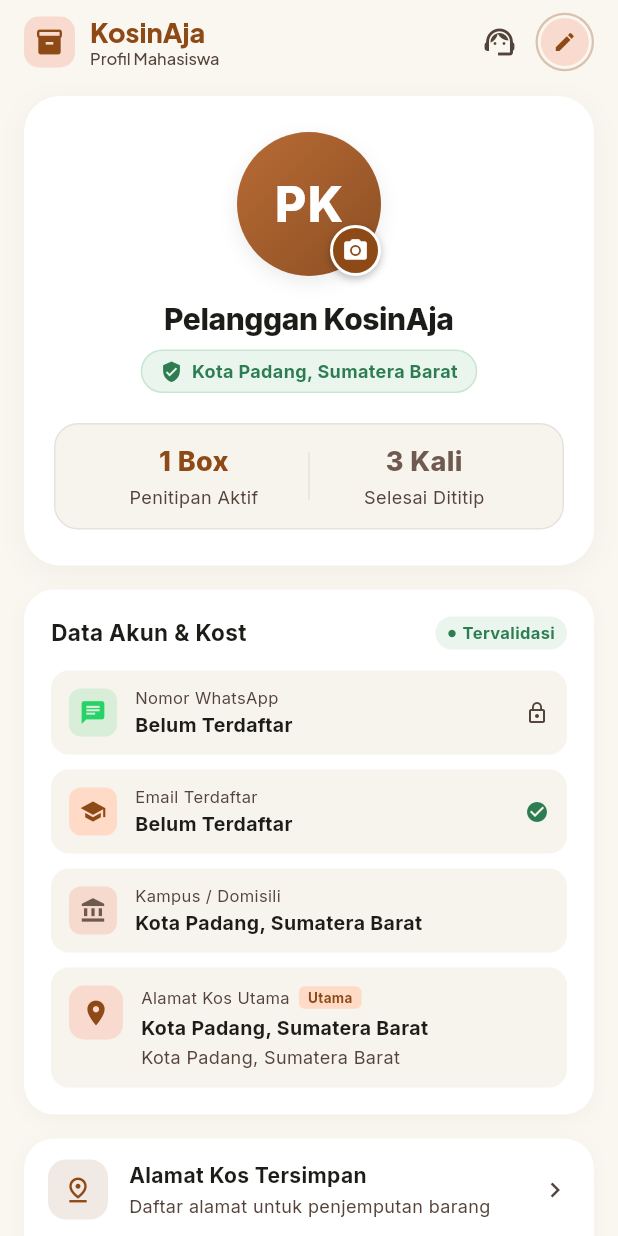
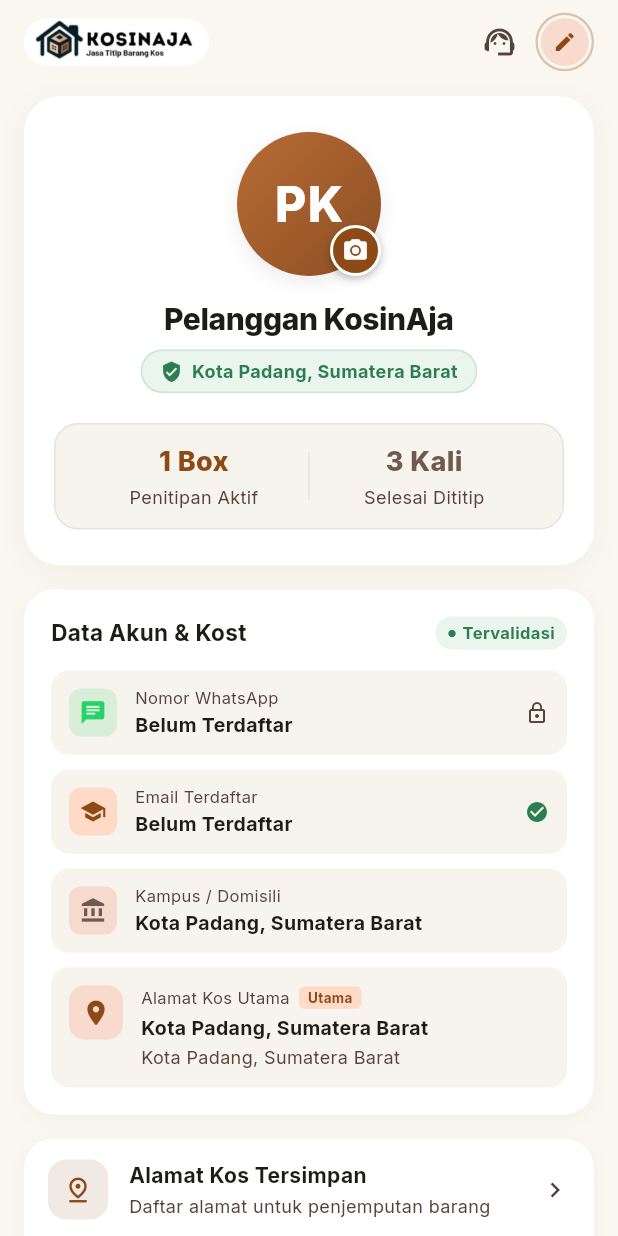
Before and after one commit to VaniaUlimazRivani/kosinaja-flutter, a Flutter app: the ProfileScreen screen opened by its route, on a phone screen of 412 x 824 dp. Run offline on Flutter 3.47's test engine with Material 2 defaults, Android fonts, the phone set to English and light mode, and no system bars; our stand-ins replace firebase_auth, firebase_core, google_fonts, google_sign_in, image_picker, shared_preferences and 1 more; accounts and stored records are empty; network calls fail.

Commit message:
feat(ui): replace dummy logo with official KosinAja brand logo asset in profile and orders

```diff
--- a/lib/screens/profile/profile_screen.dart
+++ b/lib/screens/profile/profile_screen.dart
@@ -769,43 +769,10 @@
         backgroundColor: AppColors.surface.withOpacity(0.95),
         elevation: 0,
         automaticallyImplyLeading: false,
-        title: Row(
-          children: [
-            Container(
-              padding: const EdgeInsets.all(7),
-              decoration: BoxDecoration(
-                color: AppColors.primarySoft,
-                borderRadius: BorderRadius.circular(10),
-              ),
-              child: const Icon(
-                Icons.inventory_2,
-                color: AppColors.primary,
-                size: 20,
-              ),
-            ),
-            const SizedBox(width: 10),
-            const Column(
-              crossAxisAlignment: CrossAxisAlignment.start,
-              children: [
-                Text(
-                  'KosinAja',
-                  style: TextStyle(
-                    fontSize: 18,
-                    fontWeight: FontWeight.w800,
-                    color: AppColors.primary,
-                  ),
-                ),
-                Text(
-                  'Profil Mahasiswa',
-                  style: TextStyle(
-                    fontSize: 11,
-                    color: AppColors.textSecondary,
-                    fontWeight: FontWeight.w500,
-                  ),
-                ),
-              ],
-            ),
-          ],
+        title: Image.asset(
+          'assets/images/logo_kosinaja.png',
+          height: 32,
+          fit: BoxFit.contain,
         ),
         actions: [
           IconButton(
```
Also changed, not shown: lib/screens/orders/orders_screen.dart (+4 -37 lines), assets/images/logo_icon.png (added), assets/images/logo_kosinaja.png (added), 3 other files.
